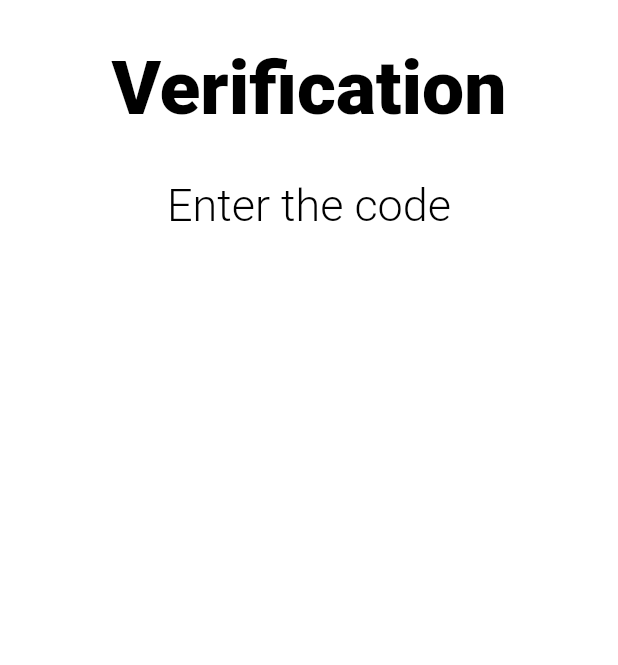
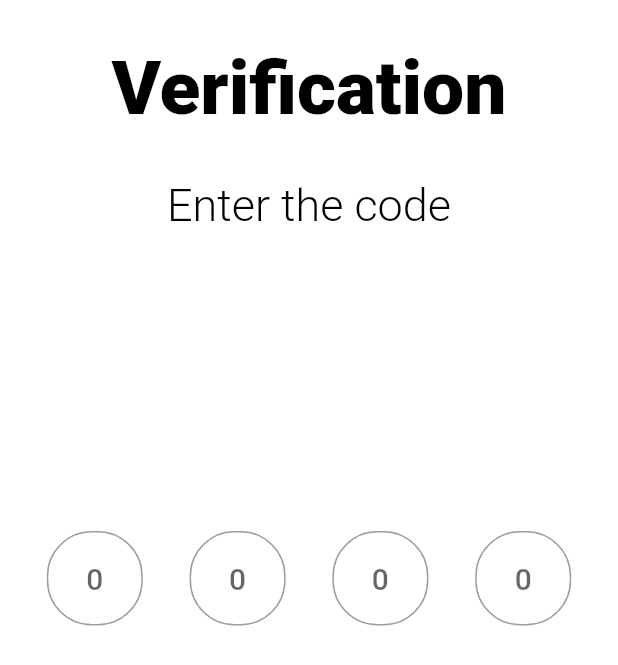
Before and after one commit to ayan-gorain/Enchantee, a Flutter app: the otppage screen opened by its route, on a phone screen of 412 x 824 dp. Shown: the top 665 px of the screen. Run offline on Flutter 3.47's test engine with Material 2 defaults, Android fonts, the phone set to English and light mode, and no system bars; our stand-ins replace flutter_screenutil, font_awesome_flutter, image_picker, intl_phone_field.

Commit message:
otp page going on

```diff
--- a/lib/pages/customers_signup.dart
+++ b/lib/pages/customers_signup.dart
@@ -88,6 +88,7 @@ class _CustomersignupageState extends State<Customersignupage> {
                   padding: EdgeInsets.only(left:30,right: 30,top: 10),
                   child: Container(
                     child: IntlPhoneField(
+                      keyboardType: TextInputType.number,
                       decoration: const InputDecoration(
                         filled: true,
                         fillColor: Color.fromRGBO(191, 181, 180, 0.2),
--- a/lib/pages/otp_page.dart
+++ b/lib/pages/otp_page.dart
@@ -1,4 +1,5 @@
 import 'package:flutter/material.dart';
+import 'package:flutter/services.dart';
 class otppage extends StatefulWidget {
   const otppage({Key? key}) : super(key: key);
 
@@ -35,7 +36,110 @@ class _otppageState extends State<otppage> {
                   fontSize: 30,
                   color: Colors.black,
                   fontWeight: FontWeight.w300)),
-          const SizedBox(height: 30),
+          const SizedBox(height: 200),
+                Row(
+                  mainAxisAlignment: MainAxisAlignment.spaceEvenly,
+                  children: [
+                    SizedBox(
+                      height:68,width:64,
+                      child: TextField(
+                        onChanged: (value){
+                          if (value.length==1){
+                            FocusScope.of(context).nextFocus();
+                          }
+
+                },
+                        decoration: InputDecoration(
+                          hintText: "0",
+                          border: OutlineInputBorder(
+                            borderRadius: BorderRadius.all(Radius.circular(30.0)),
+                            borderSide: BorderSide(color: Colors.blue),
+
+                          ),
+                        ),
+                        style: Theme.of(context).textTheme.headline6,
+                        keyboardType: TextInputType.number,
+                        textAlign: TextAlign.center,
+                        inputFormatters: [LengthLimitingTextInputFormatter(1),
+                        FilteringTextInputFormatter.digitsOnly],
+                      ),
+                    ),
+                    SizedBox(
+                      height:68,width:64,
+                      child: TextField(
+                        onChanged: (value){
+                          if (value.length==1){
+                            FocusScope.of(context).nextFocus();
+                          }
+
+                        },
+                        decoration: InputDecoration(
+                          hintText: "0",
+                          border: OutlineInputBorder(
+                            borderRadius: BorderRadius.all(Radius.circular(30.0)),
+                            borderSide: BorderSide(color: Colors.blue),
+
+                          ),
+                        ),
+                        style: Theme.of(context).textTheme.headline6,
+                        keyboardType: TextInputType.number,
+                        textAlign: TextAlign.center,
+                        inputFormatters: [LengthLimitingTextInputFormatter(1),
+                        FilteringTextInputFormatter.digitsOnly],
+                      ),
+                    ),
+                    SizedBox(
+                      height:68,width:64,
+                      child: TextField(
+                        onChanged: (value){
+                          if (value.length==1){
+                            FocusScope.of(context).nextFocus();
+                          }
+
+                        },
+                        decoration: InputDecoration(
+                          hintText: "0",
+                          border: OutlineInputBorder(
+                            borderRadius: BorderRadius.all(Radius.circular(30.0)),
+                            borderSide: BorderSide(color: Colors.blue),
+
+                          ),
+                        ),
+                        style: Theme.of(context).textTheme.headline6,
+                        keyboardType: TextInputType.number,
+                        textAlign: TextAlign.center,
+                        inputFormatters: [LengthLimitingTextInputFormatter(1),
+                        FilteringTextInputFormatter.digitsOnly],
+                      ),
+                    ),
+                    SizedBox(
+                      height:68,width:64,
+                      child: TextField(
+                        onChanged: (value){
+                          if (value.length==1){
+                            FocusScope.of(context).nextFocus();
+                          }
+
+                        },
+
+                        style: Theme.of(context).textTheme.headline6,
+                        keyboardType: TextInputType.number,
+                        textAlign: TextAlign.center,
+                        decoration: InputDecoration(
+                          hintText: "0",
+                          border: OutlineInputBorder(
+                            borderRadius: BorderRadius.all(Radius.circular(30.0)),
+                            borderSide: BorderSide(color: Colors.blue),
+
+                          ),
+                        ),
+                        inputFormatters: [LengthLimitingTextInputFormatter(1),
+                        FilteringTextInputFormatter.digitsOnly],
+
+                      ),
+                    ),
+                  ],
+                )
              ]
           ),
 
```
